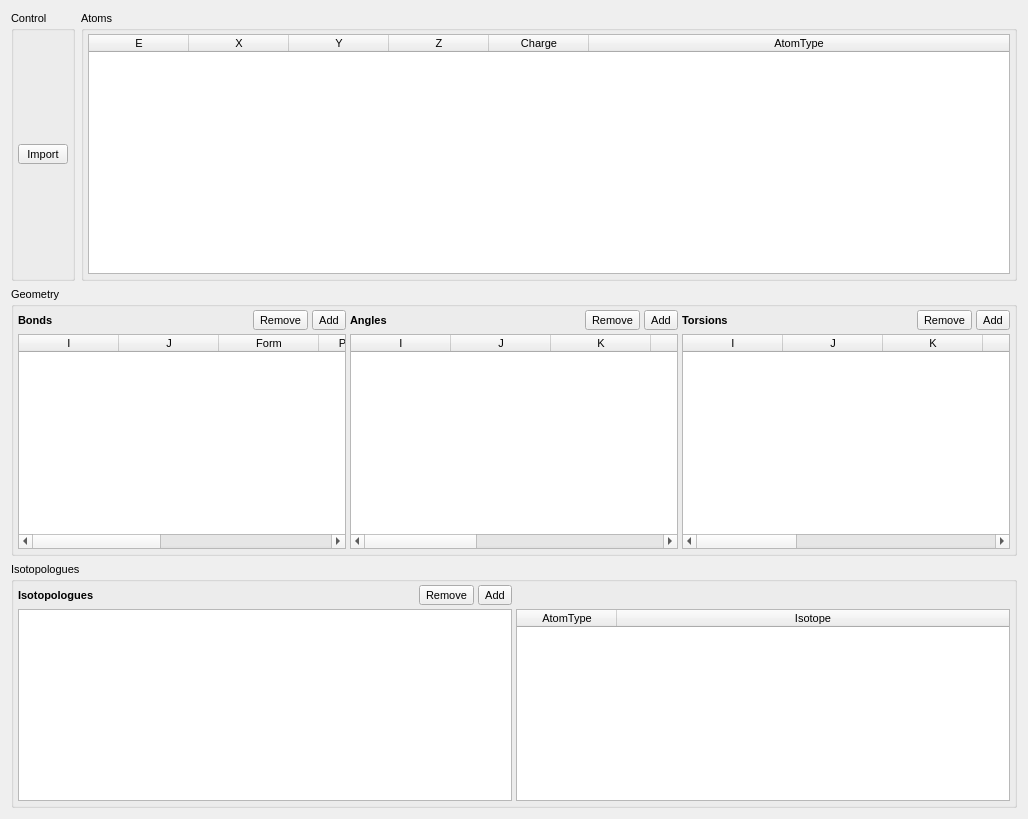
This is src/gui/speciestab.ui in disorderedmaterials/dissolve as Qt 5 draws it before an edit. The edited form follows.
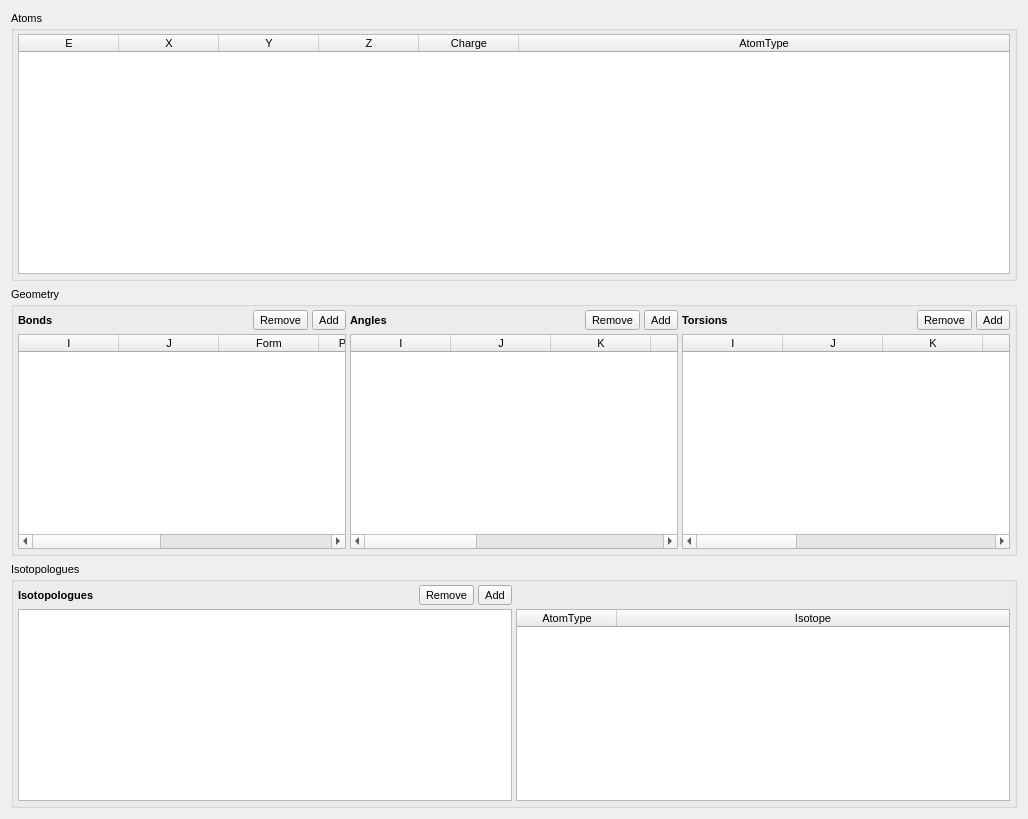
This is the edited form. Icons and pictures are not drawn.

Commit message: Remove vertical headers from tables in SpeciesTab.

```diff
--- a/src/gui/speciestab.ui
+++ b/src/gui/speciestab.ui
@@ -21,56 +21,6 @@
   <layout class="QVBoxLayout" name="verticalLayout_4">
    <item>
     <layout class="QHBoxLayout" name="horizontalLayout_9">
-     <item>
-      <widget class="QGroupBox" name="ControlGroup">
-       <property name="title">
-        <string>Control</string>
-       </property>
-       <layout class="QHBoxLayout" name="horizontalLayout_8">
-        <property name="spacing">
-         <number>4</number>
-        </property>
-        <property name="leftMargin">
-         <number>4</number>
-        </property>
-        <property name="topMargin">
-         <number>4</number>
-        </property>
-        <property name="rightMargin">
-         <number>4</number>
-        </property>
-        <property name="bottomMargin">
-         <number>4</number>
-        </property>
-        <item>
-         <widget class="QToolButton" name="SpeciesImportButton">
-          <property name="sizePolicy">
-           <sizepolicy hsizetype="Minimum" vsizetype="Fixed">
-            <horstretch>0</horstretch>
-            <verstretch>0</verstretch>
-           </sizepolicy>
-          </property>
-          <property name="text">
-           <string>Import</string>
-          </property>
-          <property name="icon">
-           <iconset resource="icons.qrc">
-            <normaloff>:/file/icons/file_open.svg</normaloff>:/file/icons/file_open.svg</iconset>
-          </property>
-          <property name="iconSize">
-           <size>
-            <width>16</width>
-            <height>16</height>
-           </size>
-          </property>
-          <property name="toolButtonStyle">
-           <enum>Qt::ToolButtonTextBesideIcon</enum>
-          </property>
-         </widget>
-        </item>
-       </layout>
-      </widget>
-     </item>
      <item>
       <widget class="QGroupBox" name="AtomsGroup">
        <property name="title">
@@ -116,7 +66,7 @@
            <bool>true</bool>
           </attribute>
           <attribute name="verticalHeaderVisible">
-           <bool>true</bool>
+           <bool>false</bool>
           </attribute>
           <attribute name="verticalHeaderStretchLastSection">
            <bool>false</bool>
```
Left out of the diff: 8 changed lines with no effect on the pictures.
